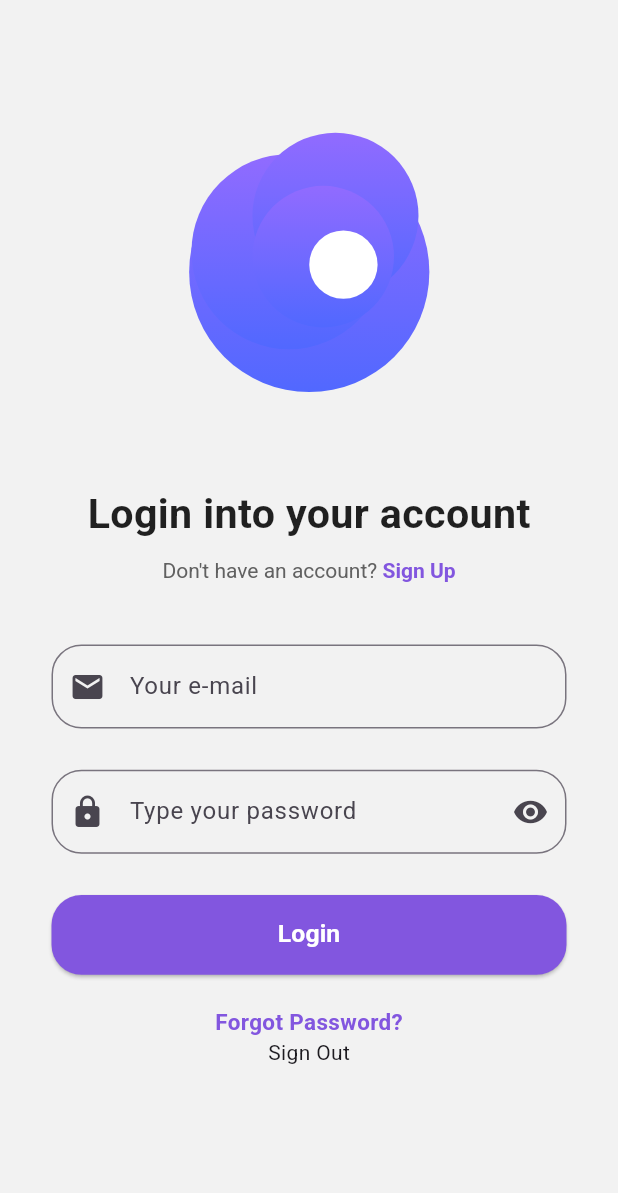
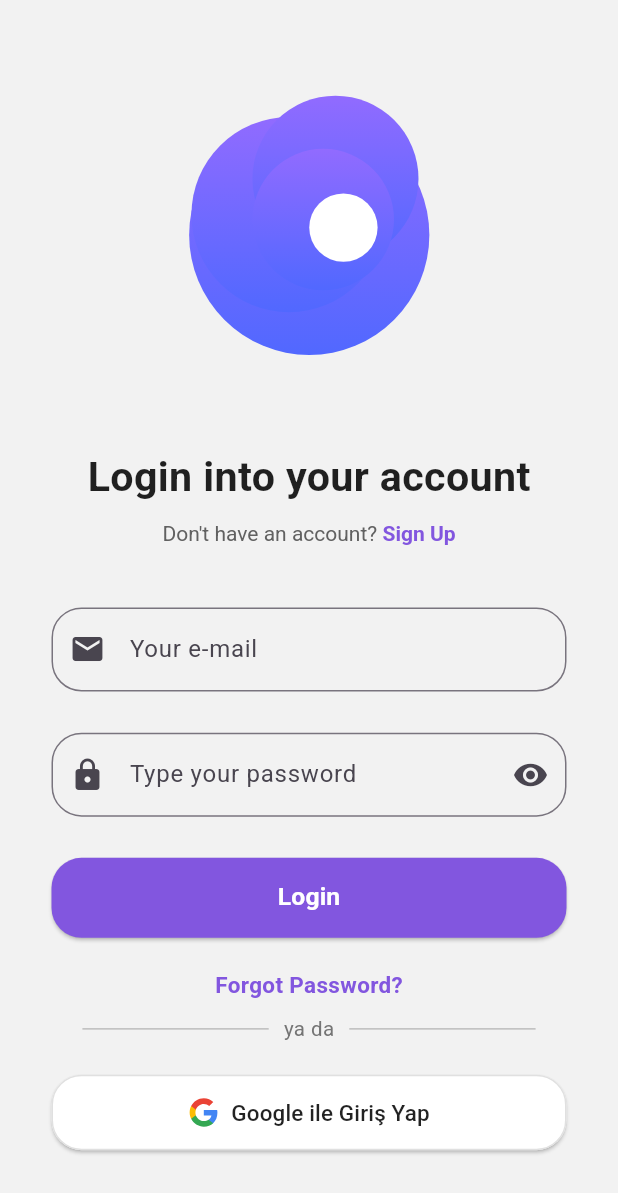
Before and after one commit to furkanislek/med-reminder, a Flutter app: the screen it shows after launch, on a phone screen of 412 x 824 dp. Shown: the top 1193 px of the screen. Run offline on Flutter 3.47's test engine with Material 3 defaults, Android fonts, the phone set to English and light mode, and no system bars; our stand-ins replace cloud_firestore, firebase_auth, firebase_core, flutter_html, flutter_local_notifications, flutter_svg and 6 more; accounts and stored records are empty; project files that could hold a hidden picture were left out.

Commit message:
google signin

```diff
--- a/lib/pages/Login/login.dart
+++ b/lib/pages/Login/login.dart
@@ -24,7 +24,6 @@ class _LoginState extends State<Login> {
 
   Future<void> signIn() async {
     try {
-
       await Auth().signIn(
         email: emailController.text,
         password: passwordController.text,
@@ -89,6 +88,21 @@ class _LoginState extends State<Login> {
     }
   }
 
+  Future<void> signInWithGoogle() async {
+    try {
+      await Auth().signInWithGoogle();
+
+      User? user = FirebaseAuth.instance.currentUser;
+      if (user != null) {
+        Get.off(() => const IntroductionScreens());
+      }
+    } catch (e) {
+      setState(() {
+        errorMessage = "Google ile giriş yapılırken bir hata oluştu.";
+      });
+    }
+  }
+
   @override
   Widget build(BuildContext context) {
     double width = MediaQuery.sizeOf(context).width;
@@ -106,7 +120,7 @@ class _LoginState extends State<Login> {
             mainAxisAlignment: MainAxisAlignment.center,
             crossAxisAlignment: CrossAxisAlignment.center,
             children: [
-              SizedBox(height: height / 20),
+              SizedBox(height: height / 50),
               SvgPicture.asset('assets/svg/login.svg', height: height / 3.75),
               SizedBox(height: height / 50),
               Text(
@@ -230,11 +244,56 @@ class _LoginState extends State<Login> {
                 ),
               ),
 
-              GestureDetector(
-                onTap: () {
-                  Auth().signOut();
-                },
-                child: Text("Sign Out"),
+              SizedBox(height: height / 90),
+              Padding(
+                padding: EdgeInsets.symmetric(horizontal: width / 20),
+                child: Row(
+                  children: [
+                    Expanded(
+                      child: Divider(thickness: 1, color: Colors.grey[400]),
+                    ),
+                    Padding(
+                      padding: EdgeInsets.symmetric(horizontal: 10),
+                      child: Text(
+                        "ya da",
+                        style: TextStyle(
+                          color: Colors.grey[600],
+                          fontSize: height / 60,
+                        ),
+                      ),
+                    ),
+                    Expanded(
+                      child: Divider(thickness: 1, color: Colors.grey[400]),
+                    ),
+                  ],
+                ),
+              ),
+              SizedBox(height: height / 40),
+              Container(
+                width: double.infinity,
+                child: ElevatedButton.icon(
+                  onPressed: signInWithGoogle,
+                  style: ElevatedButton.styleFrom(
+                    backgroundColor: Colors.white,
+                    padding: EdgeInsets.symmetric(vertical: height / 56.33),
+                    shape: RoundedRectangleBorder(
+                      borderRadius: BorderRadius.circular(20),
+                      side: BorderSide(color: Colors.grey[300]!),
+                    ),
+                  ),
+                  icon: SvgPicture.asset(
+                    'assets/svg/google.svg',
+                    height: height / 40,
+                  ),
+                  label: Text(
+                    "Google ile Giriş Yap",
+                    style: TextStyle(
+                      color: Colors.black87,
+                      fontSize: height / 55,
+                      fontWeight: FontWeight.w500,
+                    ),
+                  ),
+                ),
               ),
             ],
           ),
--- a/pubspec.yaml
+++ b/pubspec.yaml
@@ -48,6 +48,7 @@ dependencies:
   image_picker: ^1.1.2
   permission_handler: ^12.0.0+1
   shared_preferences: ^2.5.3
+  google_sign_in: ^6.3.0
 
 dev_dependencies:
   flutter_test:
```
Also changed, not shown: lib/pages/Profile/profile.dart (+29 -16 lines), lib/services/services.dart (+59 -0 lines), assets/svg/google.svg (added), pubspec.lock, 4 other files.
